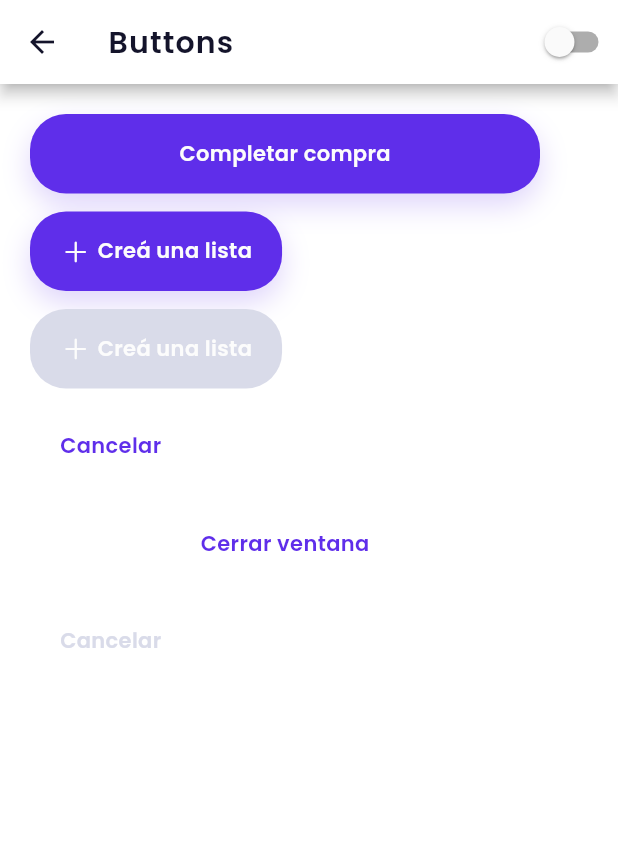
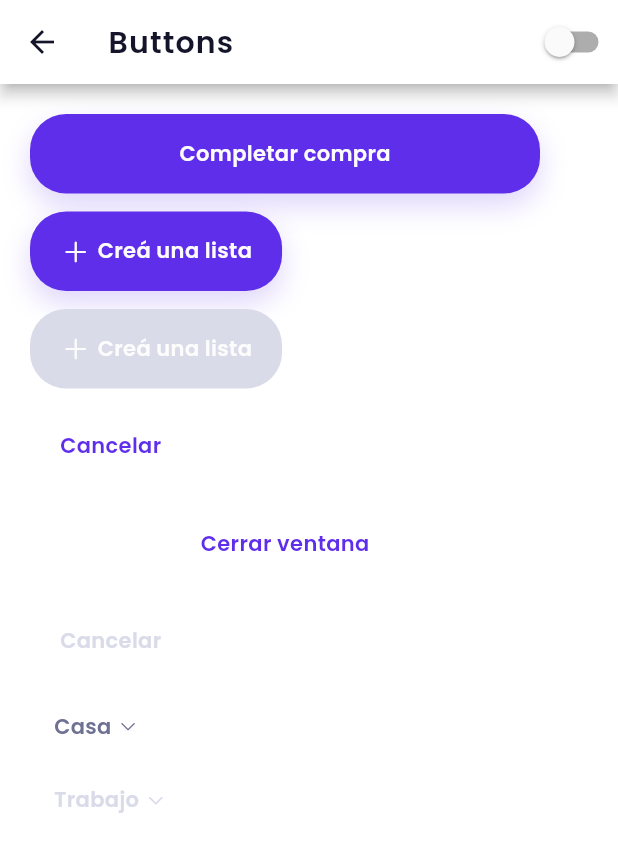
Before and after one commit to baratito/baratito_ui, a Flutter app: the screen it shows after launch, after a tap on "Buttons", on a phone screen of 412 x 824 dp. Shown: the top 852 px of the screen. Run offline on Flutter 3.47's test engine with Material 2 defaults, Android fonts, the phone set to English and light mode, and no system bars; drawn by our look-alikes of auto_size_text; our stand-ins replace flutter_svg, shared_preferences.

Commit message:
✨ feat: add SelectionButton

```diff
--- a/example/lib/buttons_view.dart
+++ b/example/lib/buttons_view.dart
@@ -56,6 +56,19 @@ class ButtonsView extends StatelessWidget {
                     label: 'Cancelar',
                   ),
                 ),
+                Padding(
+                  padding: const EdgeInsets.only(top: 12),
+                  child: SelectionButton(
+                    onTap: () {},
+                    label: 'Casa',
+                  ),
+                ),
+                Padding(
+                  padding: const EdgeInsets.only(top: 12),
+                  child: SelectionButton(
+                    label: 'Trabajo',
+                  ),
+                ),
               ],
             ),
           ],
--- a/lib/src/ui/buttons/buttons.dart
+++ b/lib/src/ui/buttons/buttons.dart
@@ -1,2 +1,3 @@
+export 'selection_button.dart';
 export 'primary_button.dart';
 export 'secondary_button.dart';
--- /dev/null
+++ b/lib/src/ui/buttons/selection_button.dart
@@ -0,0 +1,66 @@
+import 'package:baratito_ui/icons/baratito_icons.dart';
+import 'package:flutter/material.dart';
+import 'package:auto_size_text/auto_size_text.dart';
+
+import 'package:baratito_ui/src/themes/theme_extension.dart';
+
+class SelectionButton extends StatelessWidget {
+  final String label;
+  final VoidCallback? onTap;
+
+  const SelectionButton({Key? key, required this.label, this.onTap})
+      : super(key: key);
+
+  @override
+  Widget build(BuildContext context) {
+    final borderRadius = BorderRadius.circular(24);
+    final maxWidth = 340.0;
+
+    return Container(
+      constraints: BoxConstraints(maxWidth: maxWidth),
+      decoration: BoxDecoration(
+        borderRadius: borderRadius,
+      ),
+      child: Material(
+        color: Colors.transparent,
+        borderRadius: borderRadius,
+        child: InkWell(
+          highlightColor: context.theme.colors.greyAccent.withOpacity(.2),
+          splashColor: context.theme.colors.greyAccent.withOpacity(.05),
+          borderRadius: borderRadius,
+          onTap: onTap,
+          child: Padding(
+            padding: const EdgeInsets.symmetric(horizontal: 16, vertical: 8),
+            child: _buildContent(context),
+          ),
+        ),
+      ),
+    );
+  }
+
+  Widget _buildContent(BuildContext context) {
+    final hasOnTap = onTap != null;
+
+    final contentColor = context.theme.colors.greyAccent;
+    final disabledColor = context.theme.colors.disabled;
+    final contentTheme = hasOnTap
+        ? context.theme.text.primaryButton.copyWith(color: contentColor)
+        : context.theme.text.primaryButton.copyWith(color: disabledColor);
+    final iconSize = contentTheme.fontSize;
+
+    return Row(
+      mainAxisSize: MainAxisSize.min,
+      children: [
+        Flexible(child: AutoSizeText(label, style: contentTheme, maxLines: 1)),
+        Padding(
+          padding: const EdgeInsets.only(left: 4),
+          child: Icon(
+            BaratitoIcons.arrowDown,
+            color: contentTheme.color,
+            size: iconSize,
+          ),
+        ),
+      ],
+    );
+  }
+}
```
